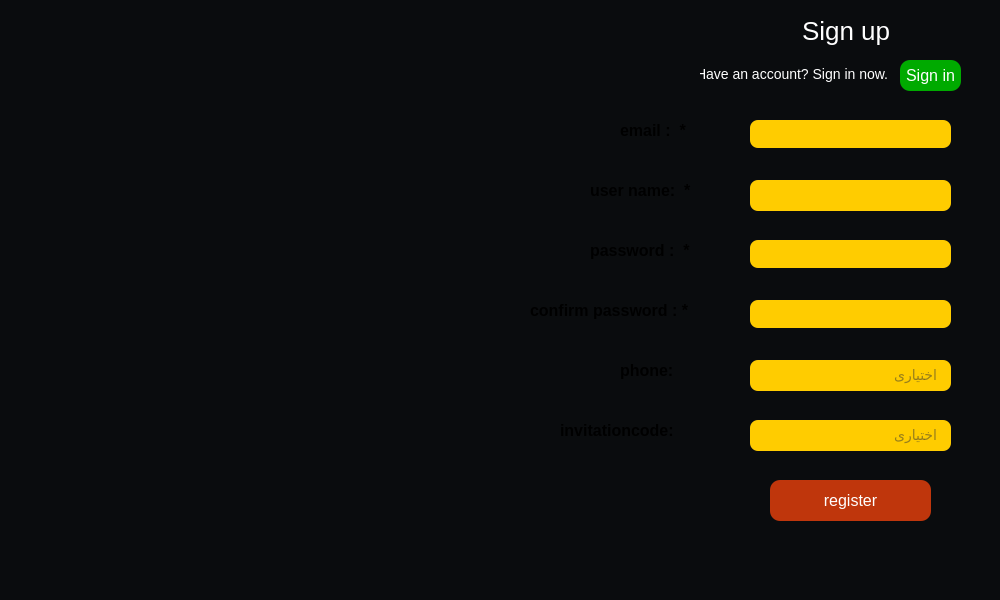
Abbas2026/Exchange, file clients/form.ui: the form before one commit.
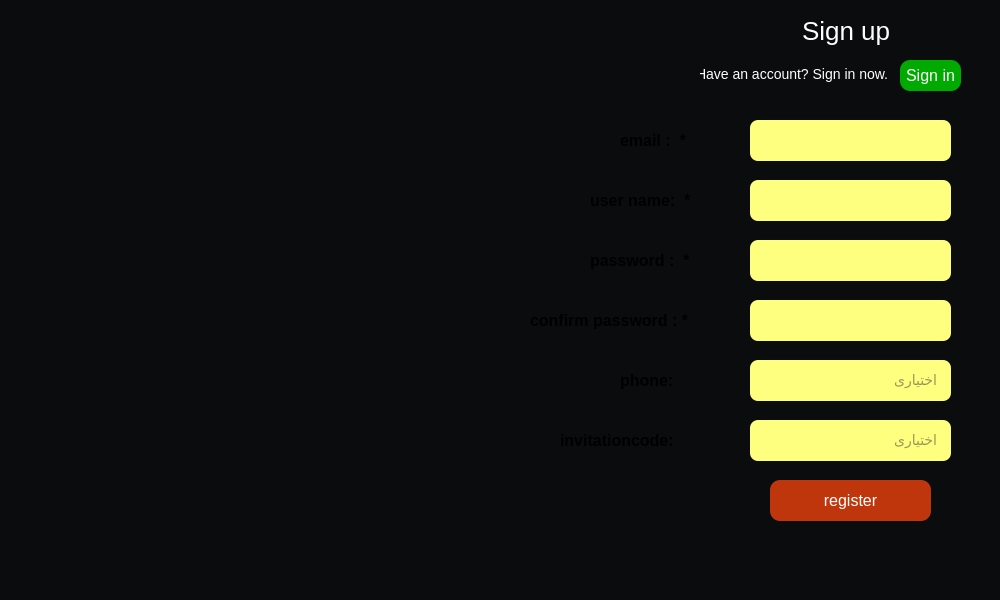
The form after the commit. Icons and pictures are not drawn.

```diff
--- a/clients/form.ui
+++ b/clients/form.ui
@@ -18,7 +18,7 @@
   </property>
   <property name="maximumSize">
    <size>
-    <width>10000</width>
+    <width>1000</width>
     <height>600</height>
    </size>
   </property>
@@ -38,13 +38,13 @@
       <x>750</x>
       <y>180</y>
       <width>201</width>
-      <height>31</height>
+      <height>41</height>
      </rect>
     </property>
     <property name="styleSheet">
      <string notr="true">    border-radius: 8px; 
     padding: 0px 12px; 
-    background-color: #ffcc00; 
+    background-color: rgb(255, 255, 127); 
     color: #333333; 
     font-size: 14px;
 </string>
@@ -57,7 +57,7 @@
     <property name="geometry">
      <rect>
       <x>620</x>
-      <y>360</y>
+      <y>370</y>
       <width>61</width>
       <height>20</height>
      </rect>
@@ -102,7 +102,7 @@
     <property name="geometry">
      <rect>
       <x>530</x>
-      <y>300</y>
+      <y>310</y>
       <width>161</width>
       <height>20</height>
      </rect>
@@ -121,7 +121,7 @@
     <property name="geometry">
      <rect>
       <x>590</x>
-      <y>240</y>
+      <y>250</y>
       <width>111</width>
       <height>20</height>
      </rect>
@@ -142,18 +142,21 @@
       <x>750</x>
       <y>120</y>
       <width>201</width>
-      <height>28</height>
+      <height>41</height>
      </rect>
     </property>
     <property name="styleSheet">
      <string notr="true">    border-radius: 8px; 
     padding: 0px 12px; 
-    background-color: #ffcc00; 
+    background-color: rgb(255, 255, 127); 
     color: #333333; 
     font-size: 14px;
 
 </string>
     </property>
+    <property name="text">
+     <string/>
+    </property>
    </widget>
    <widget class="QLineEdit" name="lineEdit_2">
     <property name="enabled">
@@ -181,7 +184,7 @@
     <property name="geometry">
      <rect>
       <x>560</x>
-      <y>420</y>
+      <y>430</y>
       <width>121</width>
       <height>20</height>
      </rect>
@@ -220,7 +223,7 @@
     <property name="geometry">
      <rect>
       <x>620</x>
-      <y>120</y>
+      <y>130</y>
       <width>81</width>
       <height>20</height>
      </rect>
@@ -261,13 +264,13 @@
       <x>750</x>
       <y>360</y>
       <width>201</width>
-      <height>31</height>
+      <height>41</height>
      </rect>
     </property>
     <property name="styleSheet">
      <string notr="true">    border-radius: 8px; 
     padding: 0px 12px; 
-    background-color: #ffcc00; 
+    background-color: rgb(255, 255, 127); 
     color: #333333; 
     font-size: 14px;
 </string>
@@ -298,13 +301,13 @@
       <x>750</x>
       <y>300</y>
       <width>201</width>
-      <height>28</height>
+      <height>41</height>
      </rect>
     </property>
     <property name="styleSheet">
      <string notr="true">    border-radius: 8px; 
     padding: 0px 12px; 
-    background-color: #ffcc00; 
+    background-color: rgb(255, 255, 127); 
     color: #333333; 
     font-size: 14px;
 </string>
@@ -320,7 +323,7 @@
     <property name="geometry">
      <rect>
       <x>590</x>
-      <y>180</y>
+      <y>190</y>
       <width>111</width>
       <height>20</height>
      </rect>
@@ -341,13 +344,13 @@
       <x>750</x>
       <y>240</y>
       <width>201</width>
-      <height>28</height>
+      <height>41</height>
      </rect>
     </property>
     <property name="styleSheet">
      <string notr="true">    border-radius: 8px; 
     padding: 0px 12px; 
-    background-color:#ffcc00; 
+    background-color: rgb(255, 255, 127); 
     color: #333333; 
     font-size: 14px;
 </string>
@@ -362,13 +365,13 @@
       <x>750</x>
       <y>420</y>
       <width>201</width>
-      <height>31</height>
+      <height>41</height>
      </rect>
     </property>
     <property name="styleSheet">
      <string notr="true">    border-radius: 8px; 
     padding: 0px 12px; 
-    background-color: #ffcc00; 
+    background-color: rgb(255, 255, 127); 
     color: #333333; 
     font-size: 14px;
 </string>
```
Left out of the diff: 10 changed lines with no effect on the pictures.
